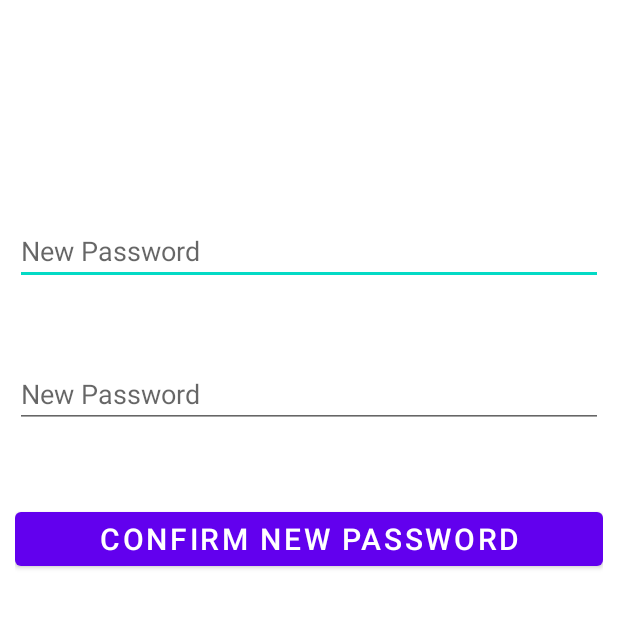
After one commit to darriusjackson/LLAndroid, an Android app: the ResetPassword screen opened directly, with no data from a screen before it, on a phone screen of 412 x 824 dp, the top half of it. The commit adds this screen. Run offline under Robolectric (Android 15) with nearby library versions, the phone set to English and light mode, and no system bars.

Commit message:
UI designs from Android Studio

```diff
--- a/app/src/main/AndroidManifest.xml
+++ b/app/src/main/AndroidManifest.xml
@@ -16,6 +16,12 @@
         tools:targetApi="31">
         <activity
             android:name=".ProfilePage"
+            android:exported="false" />
+        <activity
+            android:name=".ForgotPassword"
+            android:exported="false" />
+        <activity
+            android:name=".ResetPassword"
             android:exported="false" />
         <activity
             android:name=".PrivacyPolicy"
--- /dev/null
+++ b/app/src/main/java/com/example/llandroid/ResetPassword.java
@@ -0,0 +1,63 @@
+package com.example.llandroid;
+
+import android.content.Intent;
+import android.os.Bundle;
+import android.view.View;
+import android.widget.Button;
+import android.widget.EditText;
+import android.widget.TextView;
+import android.widget.Toast;
+
+import androidx.appcompat.app.AppCompatActivity;
+
+public class ResetPassword extends AppCompatActivity {
+
+    EditText password, resetPass;
+    TextView email;
+    Button reset;
+
+    LogInDBManager db;
+
+    @Override
+    protected void onCreate(Bundle savedInstanceState) {
+        super.onCreate(savedInstanceState);
+        setContentView(R.layout.activity_resetpassword);
+
+        email = (TextView) findViewById(R.id.email_reset);
+        password = (EditText) findViewById(R.id.pass_forgot);
+        resetPass = (EditText) findViewById(R.id.newPass_forgot);
+        reset = findViewById(R.id.btnForgotPass);
+        db = new LogInDBManager(ResetPassword.this);
+
+        // displays the user's email on the page
+        Intent intent2 = getIntent();
+        email.setText(intent2.getStringExtra("email"));
+
+        reset.setOnClickListener(new View.OnClickListener() {
+            @Override
+            // method used to update the password of the user
+            public void onClick (View view) {
+                String emailAddress = email.getText().toString();
+                String pass = password.getText().toString();
+                String repass = resetPass.getText().toString();
+                Boolean updPass = db.updatePassword(emailAddress,pass);
+
+
+
+                if (pass.equals(repass)) {
+
+                    if (updPass == true) {
+                        Intent intent = new Intent(getApplicationContext(), LogIn.class);
+                        startActivity(intent);
+                        Toast.makeText(ResetPassword.this, "Password Updated!", Toast.LENGTH_LONG).show();
+
+                    } else {
+                        Toast.makeText(ResetPassword.this, "Password Not Updated", Toast.LENGTH_LONG).show();
+                    }
+                } else {
+                    Toast.makeText(ResetPassword.this, "Password does not match", Toast.LENGTH_LONG).show();
+                }
+            }
+        });
+    }
+    }
--- /dev/null
+++ b/app/src/main/res/layout/activity_resetpassword.xml
@@ -0,0 +1,46 @@
+<?xml version="1.0" encoding="utf-8"?>
+<RelativeLayout xmlns:android="http://schemas.android.com/apk/res/android"
+    xmlns:app="http://schemas.android.com/apk/res-auto"
+    xmlns:tools="http://schemas.android.com/tools"
+    android:layout_width="match_parent"
+    android:padding="10dp"
+    android:layout_height="match_parent"
+    tools:context=".ResetPassword">
+
+    <TextView
+        android:id="@+id/email_reset"
+        android:layout_height="wrap_content"
+        android:layout_width="match_parent"
+        android:textColor="@color/black"
+        android:textSize="25dp"
+        android:layout_marginTop="50dp"/>
+
+    <EditText
+        android:id="@+id/pass_forgot"
+        android:layout_width="match_parent"
+        android:layout_height="wrap_content"
+        android:hint="New Password"
+        android:layout_below="@+id/email_reset"
+        android:layout_marginTop="50dp"/>
+
+    <EditText
+        android:id="@+id/newPass_forgot"
+        android:layout_width="match_parent"
+        android:layout_height="wrap_content"
+        android:hint="New Password"
+        android:layout_below="@+id/pass_forgot"
+        android:layout_marginTop="50dp"/>
+
+    <Button
+        android:id="@+id/btnForgotPass"
+        android:layout_width="match_parent"
+        android:layout_height="wrap_content"
+        android:text="Confirm New Password"
+        android:textSize="20dp"
+        android:layout_below="@+id/newPass_forgot"
+        android:layout_marginTop="50dp"/>
+
+
+
+
+</RelativeLayout>
```
Also changed, not shown: app/src/main/java/com/example/llandroid/ForgotPassword.java (added, +46 -0 lines), app/src/main/java/com/example/llandroid/LogIn.java (+15 -0 lines), app/src/main/java/com/example/llandroid/LogInDBManager.java (+22 -1 lines), app/src/main/res/layout/activity_forgetpassword.xml (added, +38 -0 lines), app/src/main/res/layout/activity_log_in.xml (+11 -0 lines).
